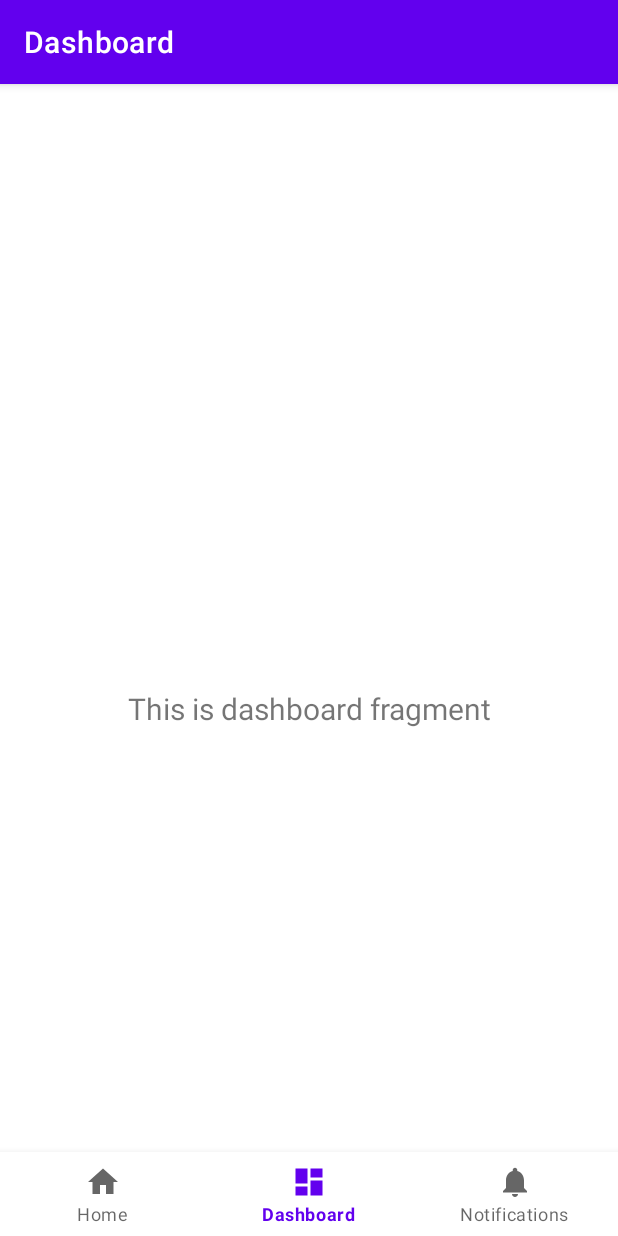
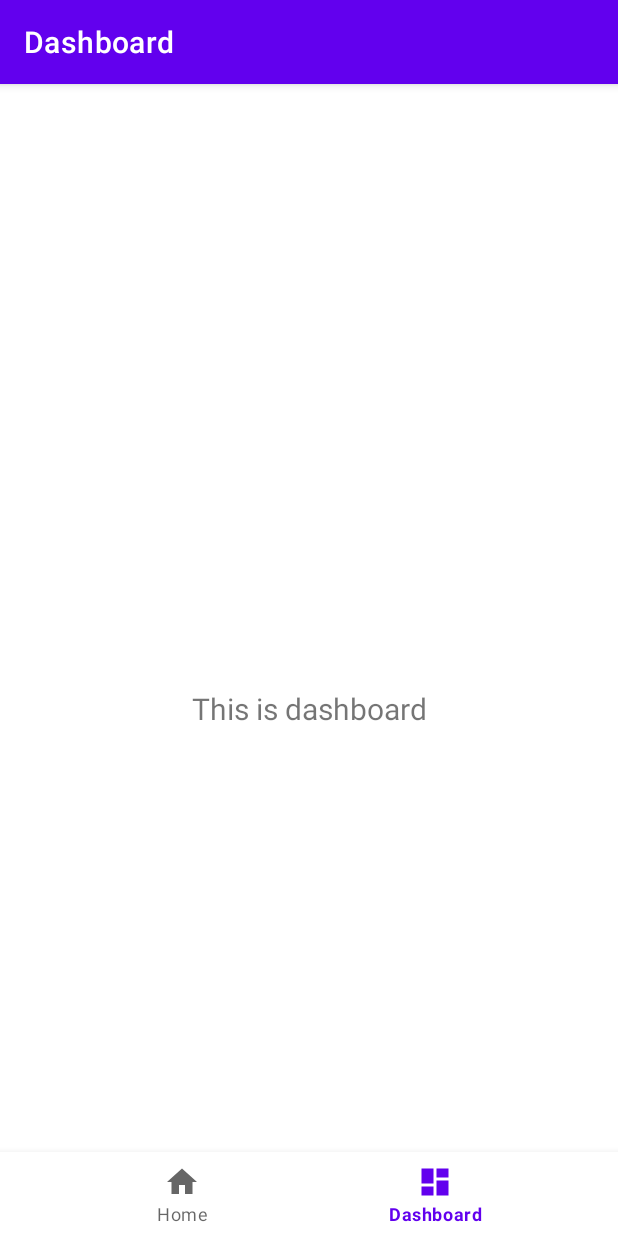
Before and after one commit to izutsumiii/flashcard-android-app, an Android app: the DashboardFragment screen opened through its navigation route, on a phone screen of 412 x 824 dp. Run offline under Robolectric (Android 15) with nearby library versions, the phone set to English and light mode, and no system bars; our stand-ins replace navigation-ui.

Commit message:
Remove unused fragments and cleanup to make it simpler

```diff
--- a/app/src/main/java/com/example/flashcard/ui/dashboard/DashboardFragment.java
+++ b/app/src/main/java/com/example/flashcard/ui/dashboard/DashboardFragment.java
@@ -4,34 +4,20 @@ import android.os.Bundle;
 import android.view.LayoutInflater;
 import android.view.View;
 import android.view.ViewGroup;
-import android.widget.TextView;
 
-import androidx.annotation.NonNull;
 import androidx.fragment.app.Fragment;
-import androidx.lifecycle.ViewModelProvider;
 
-import com.example.flashcard.databinding.FragmentDashboardBinding;
+import com.example.flashcard.R;
 
 public class DashboardFragment extends Fragment {
-
-    private FragmentDashboardBinding binding;
-
-    public View onCreateView(@NonNull LayoutInflater inflater,
-                             ViewGroup container, Bundle savedInstanceState) {
-        DashboardViewModel dashboardViewModel =
-                new ViewModelProvider(this).get(DashboardViewModel.class);
-
-        binding = FragmentDashboardBinding.inflate(inflater, container, false);
-        View root = binding.getRoot();
-
-        final TextView textView = binding.textDashboard;
-        dashboardViewModel.getText().observe(getViewLifecycleOwner(), textView::setText);
-        return root;
+    @Override
+    public void onCreate(Bundle savedInstanceState){
+        super.onCreate(savedInstanceState);
     }
 
     @Override
-    public void onDestroyView() {
-        super.onDestroyView();
-        binding = null;
+    public View onCreateView(LayoutInflater inflater,
+                             ViewGroup container, Bundle savedInstanceState) {
+        return inflater.inflate(R.layout.fragment_dashboard , container, false);
     }
 }
--- a/app/src/main/java/com/example/flashcard/ui/dashboard/DashboardViewModel.java
+++ /dev/null
@@ -1,19 +0,0 @@
-package com.example.flashcard.ui.dashboard;
-
-import androidx.lifecycle.LiveData;
-import androidx.lifecycle.MutableLiveData;
-import androidx.lifecycle.ViewModel;
-
-public class DashboardViewModel extends ViewModel {
-
-    private final MutableLiveData<String> mText;
-
-    public DashboardViewModel() {
-        mText = new MutableLiveData<>();
-        mText.setValue("This is dashboard fragment");
-    }
-
-    public LiveData<String> getText() {
-        return mText;
-    }
-}
--- a/app/src/main/java/com/example/flashcard/ui/home/HomeFragment.java
+++ b/app/src/main/java/com/example/flashcard/ui/home/HomeFragment.java
@@ -10,28 +10,18 @@ import androidx.annotation.NonNull;
 import androidx.fragment.app.Fragment;
 import androidx.lifecycle.ViewModelProvider;
 
+import com.example.flashcard.R;
 import com.example.flashcard.databinding.FragmentHomeBinding;
 
 public class HomeFragment extends Fragment {
-
-    private FragmentHomeBinding binding;
-
-    public View onCreateView(@NonNull LayoutInflater inflater,
-                             ViewGroup container, Bundle savedInstanceState) {
-        HomeViewModel homeViewModel =
-                new ViewModelProvider(this).get(HomeViewModel.class);
-
-        binding = FragmentHomeBinding.inflate(inflater, container, false);
-        View root = binding.getRoot();
-
-        final TextView textView = binding.textHome;
-        homeViewModel.getText().observe(getViewLifecycleOwner(), textView::setText);
-        return root;
+    @Override
+    public void onCreate(Bundle savedInstanceState){
+        super.onCreate(savedInstanceState);
     }
 
     @Override
-    public void onDestroyView() {
-        super.onDestroyView();
-        binding = null;
+    public View onCreateView(LayoutInflater inflater,
+                             ViewGroup container, Bundle savedInstanceState) {
+        return inflater.inflate(R.layout.fragment_home , container, false);
     }
 }
--- a/app/src/main/java/com/example/flashcard/ui/home/HomeViewModel.java
+++ /dev/null
@@ -1,19 +0,0 @@
-package com.example.flashcard.ui.home;
-
-import androidx.lifecycle.LiveData;
-import androidx.lifecycle.MutableLiveData;
-import androidx.lifecycle.ViewModel;
-
-public class HomeViewModel extends ViewModel {
-
-    private final MutableLiveData<String> mText;
-
-    public HomeViewModel() {
-        mText = new MutableLiveData<>();
-        mText.setValue("This is home fragment");
-    }
-
-    public LiveData<String> getText() {
-        return mText;
-    }
-}
--- a/app/src/main/res/layout/fragment_dashboard.xml
+++ b/app/src/main/res/layout/fragment_dashboard.xml
@@ -8,6 +8,7 @@
 
     <TextView
         android:id="@+id/text_dashboard"
+        android:text="This is dashboard"
         android:layout_width="match_parent"
         android:layout_height="wrap_content"
         android:layout_marginStart="8dp"
--- a/app/src/main/res/layout/fragment_home.xml
+++ b/app/src/main/res/layout/fragment_home.xml
@@ -8,6 +8,7 @@
 
     <TextView
         android:id="@+id/text_home"
+        android:text="This is home"
         android:layout_width="match_parent"
         android:layout_height="wrap_content"
         android:layout_marginStart="8dp"
--- a/app/src/main/res/menu/bottom_nav_menu.xml
+++ b/app/src/main/res/menu/bottom_nav_menu.xml
@@ -11,9 +11,4 @@
         android:icon="@drawable/ic_dashboard_black_24dp"
         android:title="@string/title_dashboard" />
 
-    <item
-        android:id="@+id/navigation_notifications"
-        android:icon="@drawable/ic_notifications_black_24dp"
-        android:title="@string/title_notifications" />
-
 </menu>
```
Also changed, not shown: app/src/main/java/com/example/flashcard/ui/notifications/NotificationsFragment.java (deleted, +0 -37 lines), app/src/main/java/com/example/flashcard/ui/notifications/NotificationsViewModel.java (deleted, +0 -19 lines), app/src/main/res/layout/fragment_notifications.xml (deleted, +0 -22 lines).
